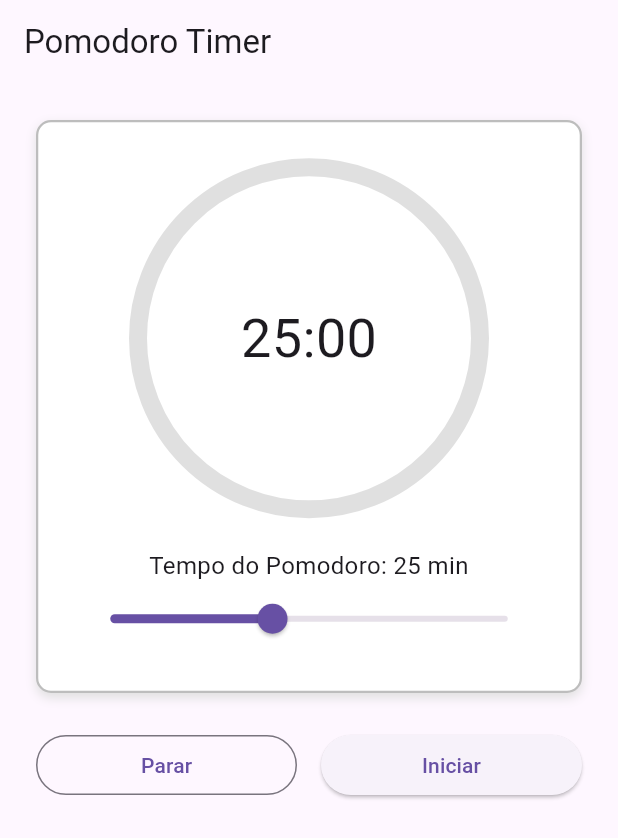
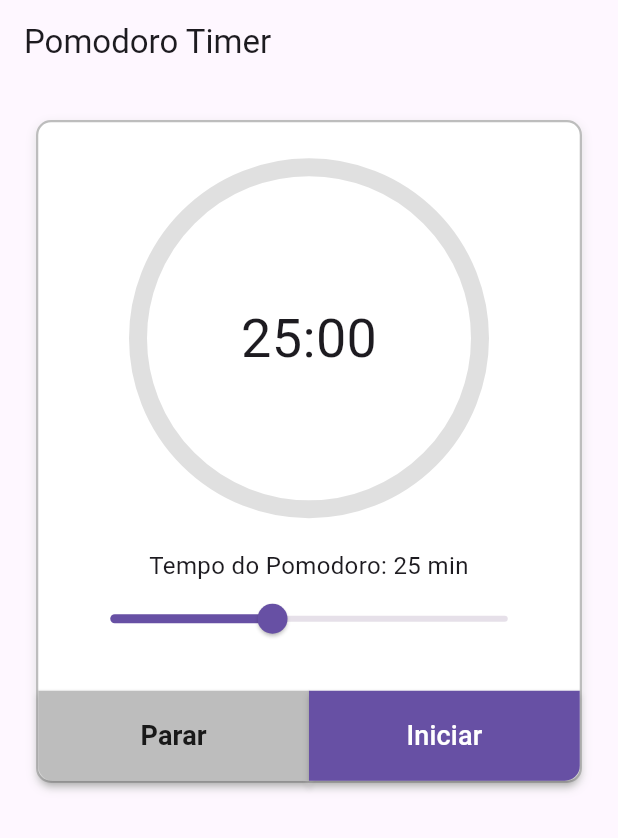
Before and after one commit to ApenasEsdras/studywithme, a Flutter app: the screen it shows once a user with an empty profile is signed in, on a phone screen of 412 x 824 dp. Shown: the top 838 px of the screen. Run offline on Flutter 3.47's test engine with Material 3 defaults, Android fonts, the phone set to English and light mode, and no system bars; drawn by our look-alikes of percent_indicator; our stand-ins replace firebase_auth, firebase_core; accounts and stored records are empty; generated files the repository leaves out were written again.

Commit message:
estilizando a exibição do pomodoro inical

```diff
--- a/lib/pages/home_page.dart
+++ b/lib/pages/home_page.dart
@@ -10,11 +10,10 @@ class HomeScreen extends StatefulWidget {
 }
 
 class _HomeScreenState extends State<HomeScreen> {
-  int totalSeconds = 1500; // 25 min default
+  int totalSeconds = 1500;
   int remainingSeconds = 1500;
   Timer? timer;
   double progress = 0.0;
-
   double selectedMinutes = 25;
 
   void startPomodoro() {
@@ -75,9 +74,7 @@ class _HomeScreenState extends State<HomeScreen> {
         child: Column(
           mainAxisSize: MainAxisSize.min,
           children: [
-            // Container quadrado com borda arredondada
             Container(
-              padding: const EdgeInsets.all(24),
               decoration: BoxDecoration(
                 borderRadius: BorderRadius.circular(10),
                 border: Border.all(color: Colors.grey.shade400, width: 1.5),
@@ -91,10 +88,17 @@ class _HomeScreenState extends State<HomeScreen> {
                 ],
               ),
               child: Column(
+                children: [
+                  Padding(
+                    padding: const EdgeInsets.all(24),
+                    child: Column(
                       mainAxisSize: MainAxisSize.min,
                       children: [
                         TweenAnimationBuilder<double>(
-                    tween: Tween(begin: 0.0, end: progress.clamp(0.0, 1.0)),
+                          tween: Tween(
+                            begin: 0.0,
+                            end: progress.clamp(0.0, 1.0),
+                          ),
                           duration: const Duration(milliseconds: 500),
                           builder: (context, value, child) {
                             return CircularPercentIndicator(
@@ -111,10 +115,7 @@ class _HomeScreenState extends State<HomeScreen> {
                             );
                           },
                         ),
-
                         const SizedBox(height: 20),
-
-                  // Slider para definir o tempo
                         Column(
                           crossAxisAlignment: CrossAxisAlignment.stretch,
                           children: [
@@ -130,9 +131,7 @@ class _HomeScreenState extends State<HomeScreen> {
                               value: selectedMinutes,
                               label: "${selectedMinutes.toInt()} min",
                               onChanged: (value) {
-                          if (timer?.isActive ?? false) {
-                            return; // bloqueia slider se timer ativo
-                          }
+                                if (timer?.isActive ?? false) return;
                                 setState(() {
                                   selectedMinutes = value;
                                 });
@@ -144,26 +143,15 @@ class _HomeScreenState extends State<HomeScreen> {
                     ),
                   ),
 
-            const SizedBox(height: 24),
-
-            // Botões em linha: Parar (esquerda) e Iniciar (direita)
+                  // Botões colados à base do container
                   Row(
-              mainAxisAlignment: MainAxisAlignment.spaceBetween,
                     children: [
-                Expanded(
-                  child: OutlinedButton(
-                    onPressed: stopPomodoro,
-                    child: const Text("Parar"),
-                  ),
-                ),
-                const SizedBox(width: 16),
-                Expanded(
-                  child: ElevatedButton(
-                    onPressed: startPomodoro,
-                    child: const Text("Iniciar"),
-                  ),
+                      Expanded(child: BotaoParar(onPressed: stopPomodoro)),
+                      Expanded(child: BotaoIniciar(onPressed: startPomodoro)),
+                    ],
                   ),
                 ],
+              ),
             ),
           ],
         ),
@@ -171,3 +159,59 @@ class _HomeScreenState extends State<HomeScreen> {
     );
   }
 }
+
+class BotaoParar extends StatelessWidget {
+  final VoidCallback onPressed;
+
+  const BotaoParar({super.key, required this.onPressed});
+
+  @override
+  Widget build(BuildContext context) {
+    return MaterialButton(
+      onPressed: onPressed,
+      color: Colors.grey.shade400,
+      height: 60,
+      shape: const RoundedRectangleBorder(
+        borderRadius: BorderRadius.only(bottomLeft: Radius.circular(10.0)),
+      ),
+      child: const Center(
+        child: Text(
+          'Parar',
+          style: TextStyle(
+            fontSize: 18,
+            fontWeight: FontWeight.bold,
+            color: Colors.black87,
+          ),
+        ),
+      ),
+    );
+  }
+}
+
+class BotaoIniciar extends StatelessWidget {
+  final VoidCallback onPressed;
+
+  const BotaoIniciar({super.key, required this.onPressed});
+
+  @override
+  Widget build(BuildContext context) {
+    return MaterialButton(
+      onPressed: onPressed,
+      color: Theme.of(context).primaryColor,
+      height: 60,
+      shape: const RoundedRectangleBorder(
+        borderRadius: BorderRadius.only(bottomRight: Radius.circular(10.0)),
+      ),
+      child: const Center(
+        child: Text(
+          'Iniciar',
+          style: TextStyle(
+            fontSize: 18,
+            fontWeight: FontWeight.w500,
+            color: Colors.white,
+          ),
+        ),
+      ),
+    );
+  }
+}
```
Lines whose indentation alone changed are shown as unchanged.
